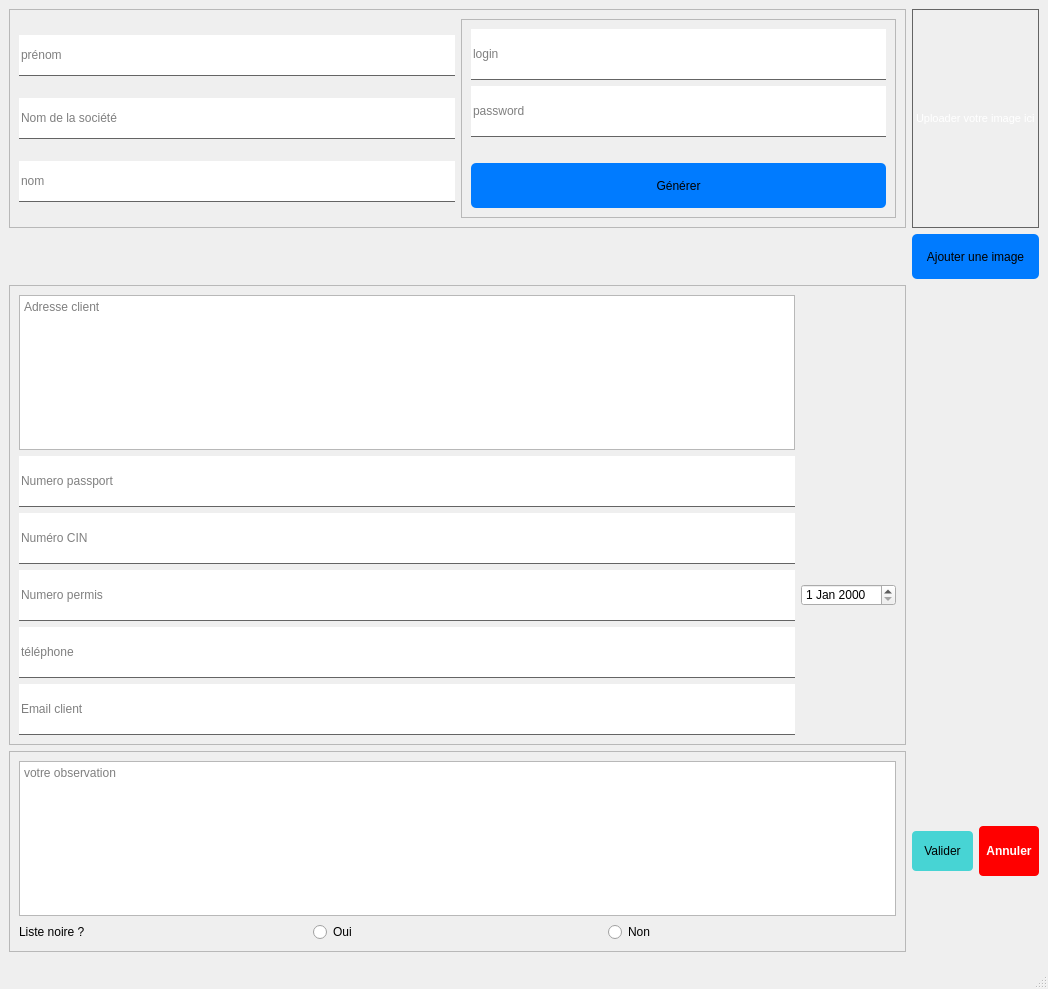
First picture: the form in editClient_ui.ui, repository walidhabbach/Car-Rental-Desktop-app, before the edit.
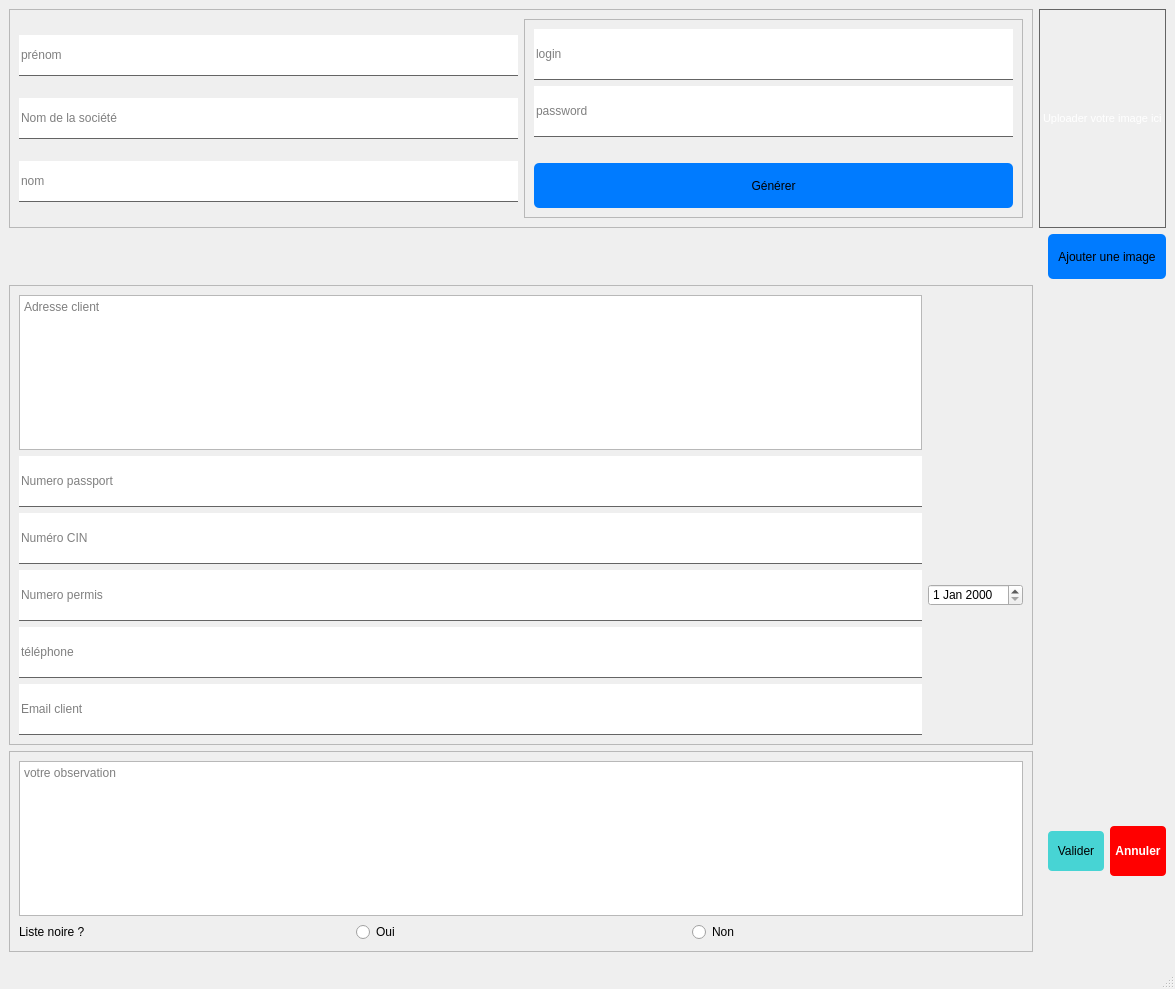
Second picture: the form after the edit.

The edit to the form file:
```diff
--- a/editClient_ui.ui
+++ b/editClient_ui.ui
@@ -6,7 +6,7 @@
    <rect>
     <x>0</x>
     <y>0</y>
-    <width>1048</width>
+    <width>1175</width>
     <height>989</height>
    </rect>
   </property>
@@ -21,27 +21,6 @@
    <layout class="QGridLayout" name="gridLayout_6">
     <item row="1" column="0">
      <layout class="QGridLayout" name="gridLayout_5">
-      <item row="0" column="2" colspan="2">
-       <widget class="QLabel" name="image_label_cli">
-        <property name="font">
-         <font>
-          <family>MS Shell Dlg 2</family>
-          <pointsize>8</pointsize>
-          <weight>50</weight>
-          <italic>false</italic>
-          <bold>false</bold>
-         </font>
-        </property>
-        <property name="styleSheet">
-         <string notr="true">color: white;
-border: 1px solid rgb(100,100,100);
-font: 8pt &quot;MS Shell Dlg 2&quot;;</string>
-        </property>
-        <property name="text">
-         <string>Uploader votre image ici</string>
-        </property>
-       </widget>
-      </item>
       <item row="6" column="2" colspan="2">
        <layout class="QHBoxLayout" name="horizontalLayout"/>
       </item>
@@ -493,6 +472,27 @@
         </property>
        </widget>
       </item>
+      <item row="0" column="1" colspan="3">
+       <widget class="QLabel" name="image_label_cli">
+        <property name="font">
+         <font>
+          <family>MS Shell Dlg 2</family>
+          <pointsize>8</pointsize>
+          <weight>50</weight>
+          <italic>false</italic>
+          <bold>false</bold>
+         </font>
+        </property>
+        <property name="styleSheet">
+         <string notr="true">color: white;
+border: 1px solid rgb(100,100,100);
+font: 8pt &quot;MS Shell Dlg 2&quot;;</string>
+        </property>
+        <property name="text">
+         <string>Uploader votre image ici</string>
+        </property>
+       </widget>
+      </item>
      </layout>
     </item>
    </layout>
```
Left out of the diff: 2 changed lines with no effect on the pictures.
